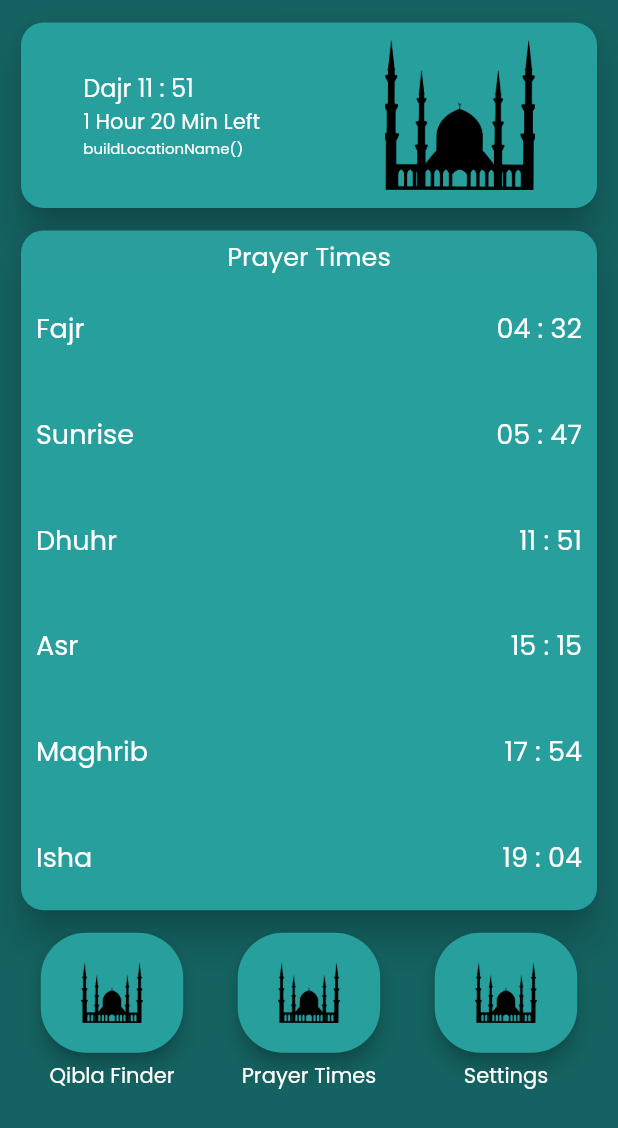
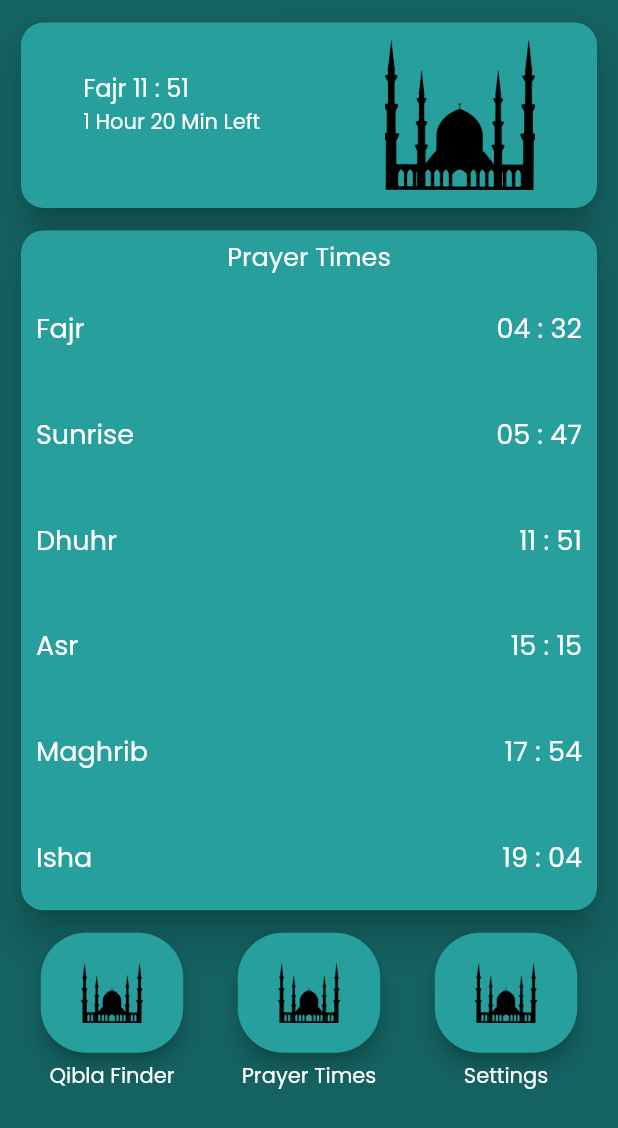
Before and after one commit to islamoktay/call_of_islam, a Flutter app: the screen it shows after launch, after a tap on "Konuma Izin Ver", on a phone screen of 412 x 824 dp. Shown: the top 1128 px of the screen. Run offline on Flutter 3.47's test engine with Material 2 defaults, Android fonts, the phone set to English and light mode, and no system bars; drawn by our look-alikes of auto_size_text; our stand-ins replace adhan, font_awesome_flutter, geocoding, geolocator, google_fonts, page_transition and 1 more.

Commit message:
remastered home page

```diff
--- a/lib/screens/home_page/home_page_widget.dart
+++ b/lib/screens/home_page/home_page_widget.dart
@@ -23,6 +23,7 @@ class _HomePageWidgetState extends State<HomePageWidget> {
   final scaffoldKey = GlobalKey<ScaffoldState>();
   int hourOfRemain, minuteOfRemain;
   Timer timer;
+  String nameOfCity, nameOfCountry;
   @override
   void initState() {
     super.initState();
@@ -36,10 +37,11 @@ class _HomePageWidgetState extends State<HomePageWidget> {
       CalculationMethod.muslim_world_league.getParameters());
   Future buildLocationName() async {
     try {
+      setState(() {});
       List<Placemark> placemarks = await placemarkFromCoordinates(
-          52.519990562836504, 11.506658100460866);
-
-      print(placemarks[0]);
+          LocationService.latitude, LocationService.longitude);
+      nameOfCountry = placemarks[0].country;
+      nameOfCity = placemarks[0].administrativeArea;
     } catch (e) {
       print("Error occured: $e");
     }
@@ -94,7 +96,7 @@ class _HomePageWidgetState extends State<HomePageWidget> {
                                 fontSize: 16,
                               ),
                             ),
-                            hourOfRemain != null
+                            hourOfRemain != null && minuteOfRemain != null
                                 ? Text(
                                     '$hourOfRemain Hour $minuteOfRemain Min Left',
                                     style: FlutterFlowTheme.bodyText1.override(
@@ -103,14 +105,14 @@ class _HomePageWidgetState extends State<HomePageWidget> {
                                     ),
                                   )
                                 : Container(
-                                    height: 14,
-                                    width: 14,
+                                    height: 16,
+                                    width: 16,
                                     child: CircularProgressIndicator(
                                       color: FlutterFlowTheme.tertiaryColor,
                                     ),
                                   ),
                             Text(
-                              'buildLocationName()',
+                              buildLocationText(nameOfCity, nameOfCountry),
                               style: FlutterFlowTheme.bodyText1.override(
                                 fontFamily: 'Poppins',
                                 color: FlutterFlowTheme.tertiaryColor,
@@ -326,7 +328,7 @@ class _HomePageWidgetState extends State<HomePageWidget> {
         return 'Sunrise ' + buildTimeOfPrayer(prayerTimes.sunrise);
         break;
       case Prayer.dhuhr:
-        return 'Dajr ' + buildTimeOfPrayer(prayerTimes.dhuhr);
+        return 'Fajr ' + buildTimeOfPrayer(prayerTimes.dhuhr);
         break;
       case Prayer.asr:
         return 'Asr ' + buildTimeOfPrayer(prayerTimes.asr);
@@ -346,4 +348,16 @@ class _HomePageWidgetState extends State<HomePageWidget> {
   buildTimeOfPrayer(DateTime timeOfPrayer) {
     return '${timeOfPrayer.toLocal().hour < 10 ? "0${timeOfPrayer.toLocal().hour}" : "${timeOfPrayer.toLocal().hour}"} : ${timeOfPrayer.toLocal().minute < 10 ? "0${timeOfPrayer.toLocal().minute}" : "${timeOfPrayer.toLocal().minute}"}';
   }
+
+  String buildLocationText(String nameOfCity, String nameOfCountry) {
+    if (nameOfCountry == null && nameOfCity == null) {
+      return '';
+    } else if (nameOfCity == null) {
+      return '$nameOfCountry';
+    } else if (nameOfCountry == null) {
+      return '$nameOfCity';
+    } else {
+      return '$nameOfCity, $nameOfCountry';
+    }
+  }
 }
```
